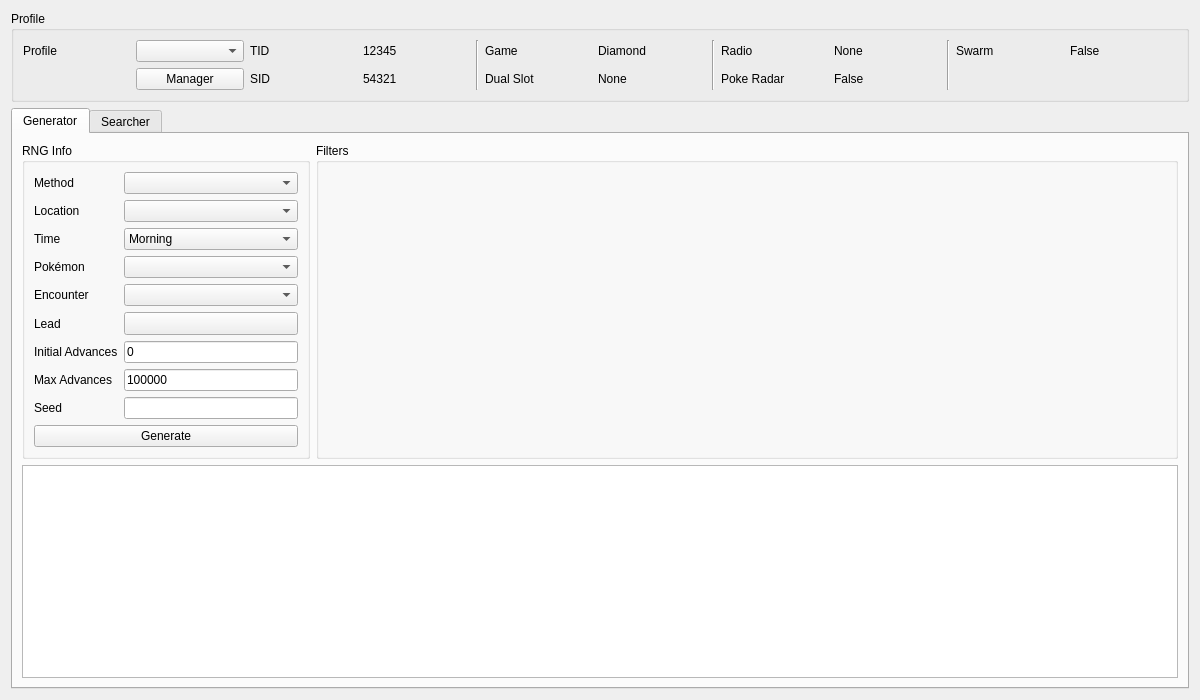
Before: the Qt Designer form Source/Forms/Gen4/Wild4.ui in Admiral-Fish/PokeFinder, drawn with Qt 5.
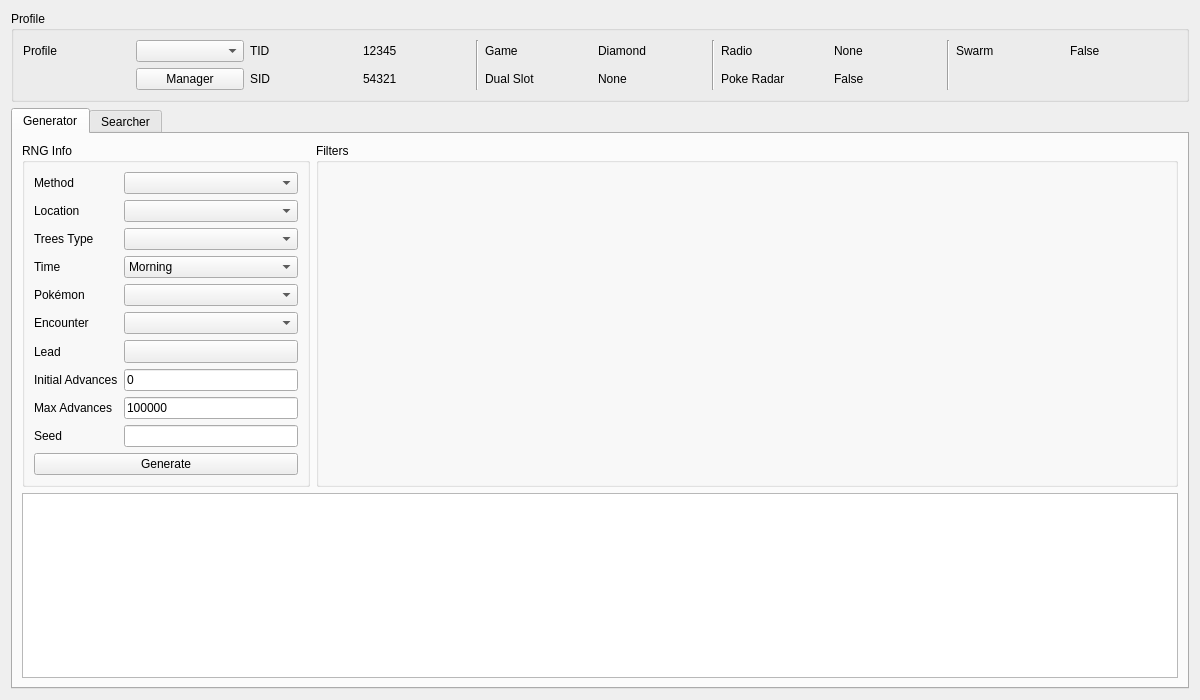
After: the same form once the commit is applied. Custom widgets are drawn as their Qt base class.

Commit message: Added headbutt to generator

```diff
--- a/Source/Forms/Gen4/Wild4.ui
+++ b/Source/Forms/Gen4/Wild4.ui
@@ -206,20 +206,45 @@
           <string>RNG Info</string>
          </property>
          <layout class="QGridLayout" name="gridLayout_3">
-          <item row="7" column="0">
-           <widget class="QLabel" name="labelGeneratorMaxAdvances">
+          <item row="4" column="1">
+           <widget class="ComboBox" name="comboBoxGeneratorPokemon"/>
+          </item>
+          <item row="6" column="0">
+           <widget class="QLabel" name="labelGeneratorLead">
+            <property name="sizePolicy">
+             <sizepolicy hsizetype="Fixed" vsizetype="Preferred">
+              <horstretch>0</horstretch>
+              <verstretch>0</verstretch>
+             </sizepolicy>
+            </property>
             <property name="text">
-             <string>Max Advances</string>
+             <string>Lead</string>
             </property>
            </widget>
           </item>
-          <item row="8" column="0">
+          <item row="6" column="1">
+           <widget class="ComboMenu" name="toolButtonGeneratorLead">
+            <property name="sizePolicy">
+             <sizepolicy hsizetype="Preferred" vsizetype="Fixed">
+              <horstretch>0</horstretch>
+              <verstretch>0</verstretch>
+             </sizepolicy>
+            </property>
+            <property name="popupMode">
+             <enum>QToolButton::InstantPopup</enum>
+            </property>
+           </widget>
+          </item>
+          <item row="9" column="0">
            <widget class="QLabel" name="labelGeneratorSeed">
             <property name="text">
              <string>Seed</string>
             </property>
            </widget>
           </item>
+          <item row="1" column="1">
+           <widget class="QComboBox" name="comboBoxGeneratorLocation"/>
+          </item>
           <item row="1" column="0">
            <widget class="QLabel" name="labelGeneratorLocation">
             <property name="text">
@@ -227,43 +252,14 @@
             </property>
            </widget>
           </item>
-          <item row="4" column="1">
-           <widget class="ComboBox" name="comboBoxGeneratorEncounter"/>
-          </item>
-          <item row="2" column="1">
-           <widget class="QComboBox" name="comboBoxGeneratorTime">
-            <item>
-             <property name="text">
-              <string>Morning</string>
-             </property>
-            </item>
-            <item>
-             <property name="text">
-              <string>Day</string>
-             </property>
-            </item>
-            <item>
-             <property name="text">
-              <string>Night</string>
-             </property>
-            </item>
-           </widget>
-          </item>
           <item row="7" column="1">
-           <widget class="TextBox" name="textBoxGeneratorMaxAdvances">
-            <property name="text">
-             <string notr="true">100000</string>
-            </property>
-           </widget>
-          </item>
-          <item row="6" column="1">
            <widget class="TextBox" name="textBoxGeneratorStartingAdvance">
             <property name="text">
              <string notr="true">0</string>
             </property>
            </widget>
           </item>
-          <item row="9" column="0" colspan="2">
+          <item row="10" column="0" colspan="2">
            <widget class="QPushButton" name="pushButtonGenerate">
             <property name="enabled">
              <bool>true</bool>
@@ -279,76 +275,93 @@
             </property>
            </widget>
           </item>
-          <item row="0" column="1">
-           <widget class="ComboBox" name="comboBoxGeneratorMethod"/>
-          </item>
-          <item row="3" column="0">
-           <widget class="QLabel" name="labelGeneratorPokemon">
-            <property name="text">
-             <string>Pokémon</string>
-            </property>
-           </widget>
-          </item>
-          <item row="4" column="0">
-           <widget class="QLabel" name="labelGeneratorEncounter">
-            <property name="text">
-             <string>Encounter</string>
-            </property>
-           </widget>
-          </item>
-          <item row="0" column="0">
-           <widget class="QLabel" name="labelGeneratorMethod">
-            <property name="text">
-             <string>Method</string>
-            </property>
-           </widget>
-          </item>
-          <item row="1" column="1">
-           <widget class="QComboBox" name="comboBoxGeneratorLocation"/>
-          </item>
-          <item row="6" column="0">
+          <item row="7" column="0">
            <widget class="QLabel" name="labelGeneratorStartingAdvance">
             <property name="text">
              <string>Initial Advances</string>
             </property>
            </widget>
           </item>
+          <item row="3" column="1">
+           <widget class="QComboBox" name="comboBoxGeneratorTime">
+            <item>
+             <property name="text">
+              <string>Morning</string>
+             </property>
+            </item>
+            <item>
+             <property name="text">
+              <string>Day</string>
+             </property>
+            </item>
+            <item>
+             <property name="text">
+              <string>Night</string>
+             </property>
+            </item>
+           </widget>
+          </item>
+          <item row="5" column="0">
+           <widget class="QLabel" name="labelGeneratorEncounter">
+            <property name="text">
+             <string>Encounter</string>
+            </property>
+           </widget>
+          </item>
+          <item row="5" column="1">
+           <widget class="ComboBox" name="comboBoxGeneratorEncounter"/>
+          </item>
           <item row="8" column="1">
+           <widget class="TextBox" name="textBoxGeneratorMaxAdvances">
+            <property name="text">
+             <string notr="true">100000</string>
+            </property>
+           </widget>
+          </item>
+          <item row="9" column="1">
            <widget class="TextBox" name="textBoxGeneratorSeed"/>
           </item>
-          <item row="2" column="0">
+          <item row="8" column="0">
+           <widget class="QLabel" name="labelGeneratorMaxAdvances">
+            <property name="text">
+             <string>Max Advances</string>
+            </property>
+           </widget>
+          </item>
+          <item row="3" column="0">
            <widget class="QLabel" name="labelGeneratorTime">
             <property name="text">
              <string>Time</string>
             </property>
            </widget>
           </item>
-          <item row="3" column="1">
-           <widget class="ComboBox" name="comboBoxGeneratorPokemon"/>
+          <item row="0" column="1">
+           <widget class="ComboBox" name="comboBoxGeneratorMethod"/>
           </item>
-          <item row="5" column="0">
-           <widget class="QLabel" name="labelGeneratorLead">
-            <property name="sizePolicy">
-             <sizepolicy hsizetype="Fixed" vsizetype="Preferred">
-              <horstretch>0</horstretch>
-              <verstretch>0</verstretch>
-             </sizepolicy>
+          <item row="0" column="0">
+           <widget class="QLabel" name="labelGeneratorMethod">
+            <property name="text">
+             <string>Method</string>
             </property>
+           </widget>
+          </item>
+          <item row="4" column="0">
+           <widget class="QLabel" name="labelGeneratorPokemon">
             <property name="text">
-             <string>Lead</string>
+             <string>Pokémon</string>
             </property>
            </widget>
           </item>
-          <item row="5" column="1">
-           <widget class="ComboMenu" name="toolButtonGeneratorLead">
-            <property name="sizePolicy">
-             <sizepolicy hsizetype="Preferred" vsizetype="Fixed">
-              <horstretch>0</horstretch>
-              <verstretch>0</verstretch>
-             </sizepolicy>
+          <item row="2" column="1">
+           <widget class="QComboBox" name="comboBoxGeneratorTreesType"/>
+          </item>
+          <item row="2" column="0">
+           <widget class="QLabel" name="labelGeneratorTreesType">
+            <property name="enabled">
+             <bool>true</bool>
             </property>
-            <property name="popupMode">
-             <enum>QToolButton::InstantPopup</enum>
+            <property name="text">
+             <string>Trees Type</string>
             </property>
            </widget>
           </item>
```
Left out of the diff: 2 changed lines with no effect on the pictures. The commit also changes 15 other files.
